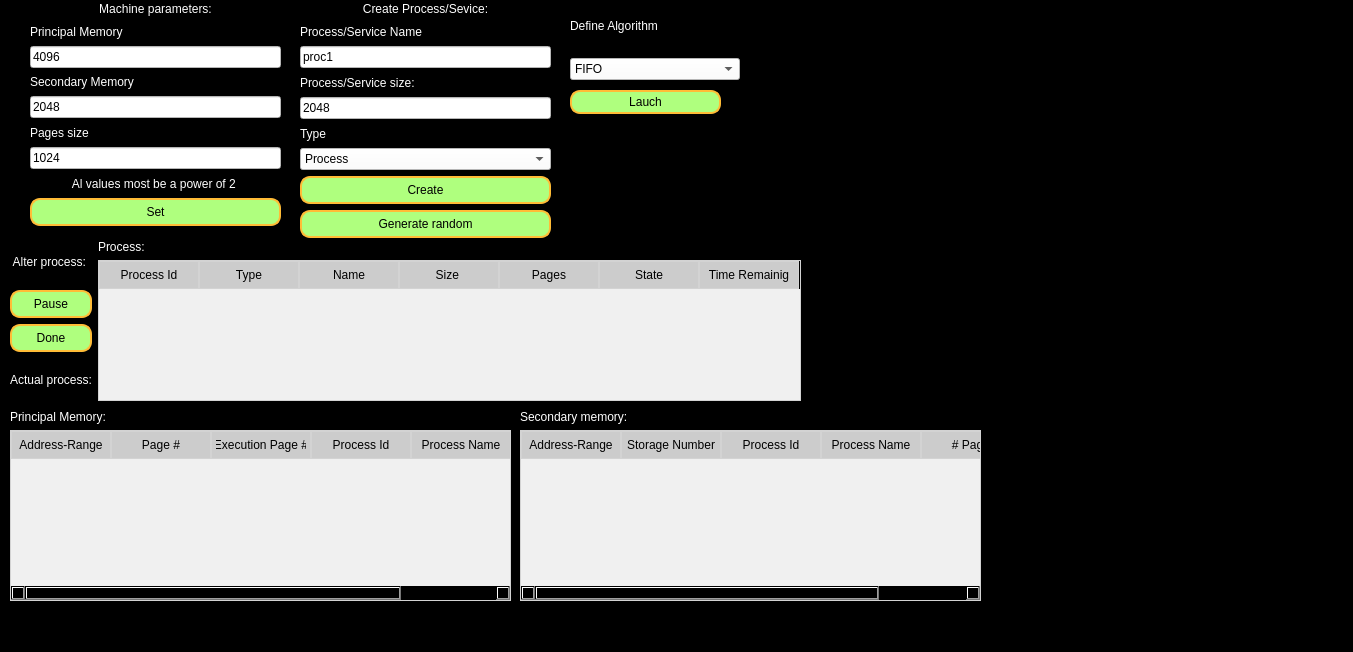
Qt form mainInterface.ui (SebastianGranadosBarrantes/Tarea2SO-Brian_Sebastian_Jousten) before a commit.
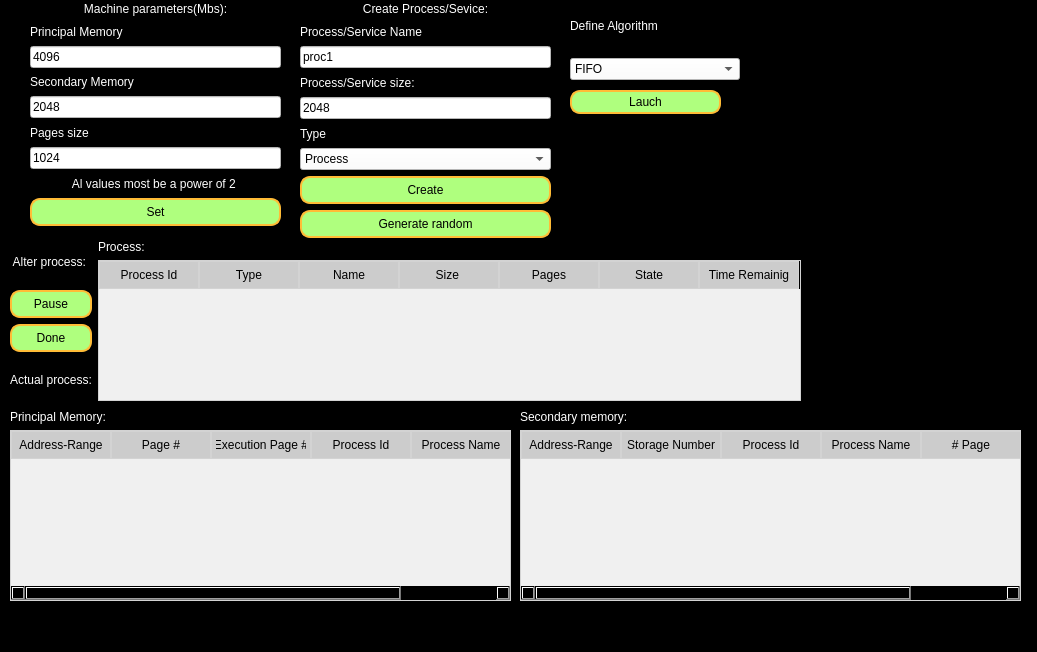
The same form after that commit.

```diff
--- a/mainInterface.ui
+++ b/mainInterface.ui
@@ -6,7 +6,7 @@
    <rect>
     <x>0</x>
     <y>0</y>
-    <width>1353</width>
+    <width>1037</width>
     <height>652</height>
    </rect>
   </property>
@@ -91,7 +91,7 @@
      <item>
       <widget class="QLabel" name="label_4">
        <property name="text">
-        <string>Machine parameters:</string>
+        <string>Machine parameters(Mbs):</string>
        </property>
        <property name="alignment">
         <set>Qt::AlignCenter</set>
@@ -397,7 +397,7 @@
      <rect>
       <x>520</x>
       <y>410</y>
-      <width>461</width>
+      <width>501</width>
       <height>191</height>
      </rect>
     </property>
```
